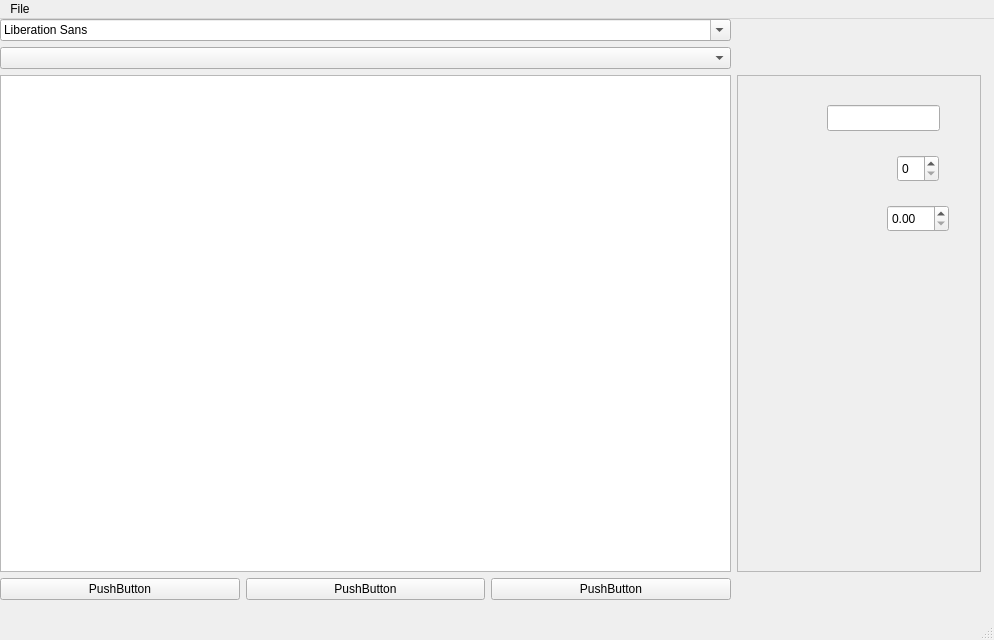
The window that documentwindow.ui (StronglogicSolutions/ky_gui) describes before a commit, drawn with Qt 5.
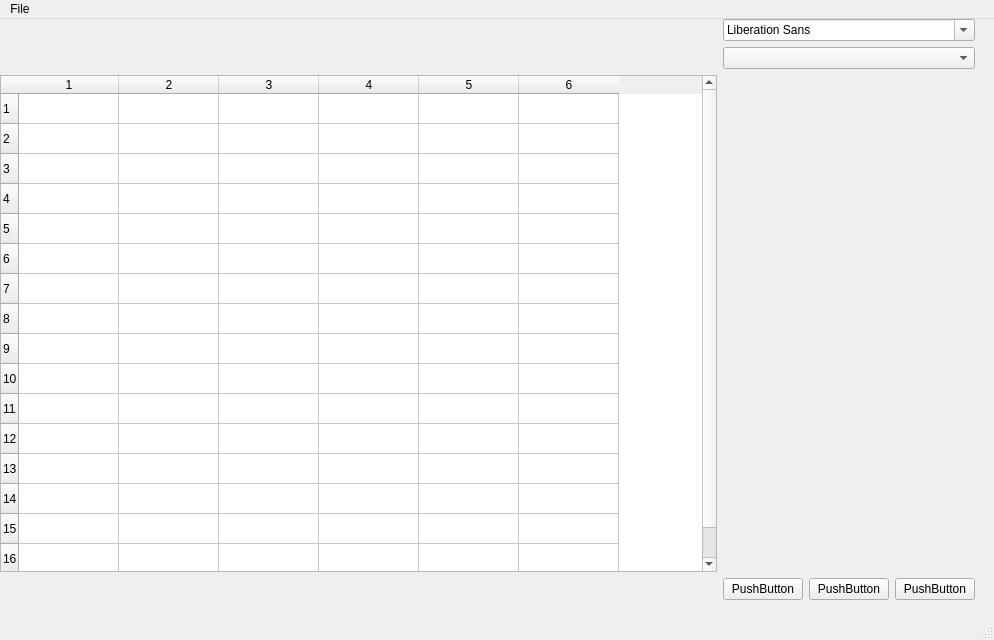
The same window after the commit.

Commit message: able to click-add tokens to table widget

Diff of the .ui file:
```diff
--- a/documentwindow.ui
+++ b/documentwindow.ui
@@ -23,11 +23,11 @@
       <height>581</height>
      </rect>
     </property>
-    <layout class="QGridLayout" name="gridLayout" rowstretch="1,0,0,0" columnstretch="3,1">
-     <item row="1" column="0">
-      <widget class="QComboBox" name="tokens"/>
+    <layout class="QGridLayout" name="gridLayout" rowstretch="1,0,0,0" columnstretch="3,1,0">
+     <item row="0" column="1">
+      <widget class="QFontComboBox" name="fontComboBox"/>
      </item>
-     <item row="2" column="1">
+     <item row="2" column="2">
       <widget class="QFrame" name="frame">
        <property name="frameShape">
         <enum>QFrame::StyledPanel</enum>
@@ -67,10 +67,7 @@
        </widget>
       </widget>
      </item>
-     <item row="0" column="0">
-      <widget class="QFontComboBox" name="fontComboBox"/>
-     </item>
-     <item row="3" column="0">
+     <item row="3" column="1">
       <layout class="QHBoxLayout" name="horizontalLayout">
        <item>
         <widget class="QPushButton" name="pushButton_2">
@@ -95,8 +92,40 @@
        </item>
       </layout>
      </item>
+     <item row="1" column="1">
+      <widget class="QComboBox" name="tokens"/>
+     </item>
      <item row="2" column="0">
-      <widget class="QTableView" name="rowContent"/>
+      <widget class="QTableWidget" name="rowContent">
+       <property name="rowCount">
+        <number>16</number>
+       </property>
+       <property name="columnCount">
+        <number>6</number>
+       </property>
+       <row/>
+       <row/>
+       <row/>
+       <row/>
+       <row/>
+       <row/>
+       <row/>
+       <row/>
+       <row/>
+       <row/>
+       <row/>
+       <row/>
+       <row/>
+       <row/>
+       <row/>
+       <row/>
+       <column/>
+       <column/>
+       <column/>
+       <column/>
+       <column/>
+       <column/>
+      </widget>
      </item>
     </layout>
    </widget>
```
The commit also changes 2 other files.
